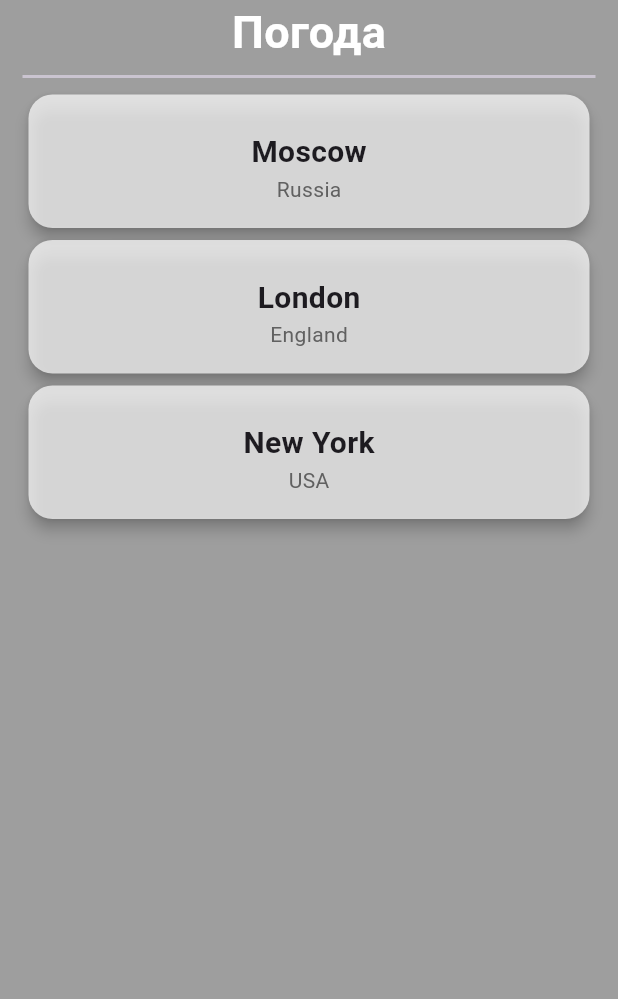
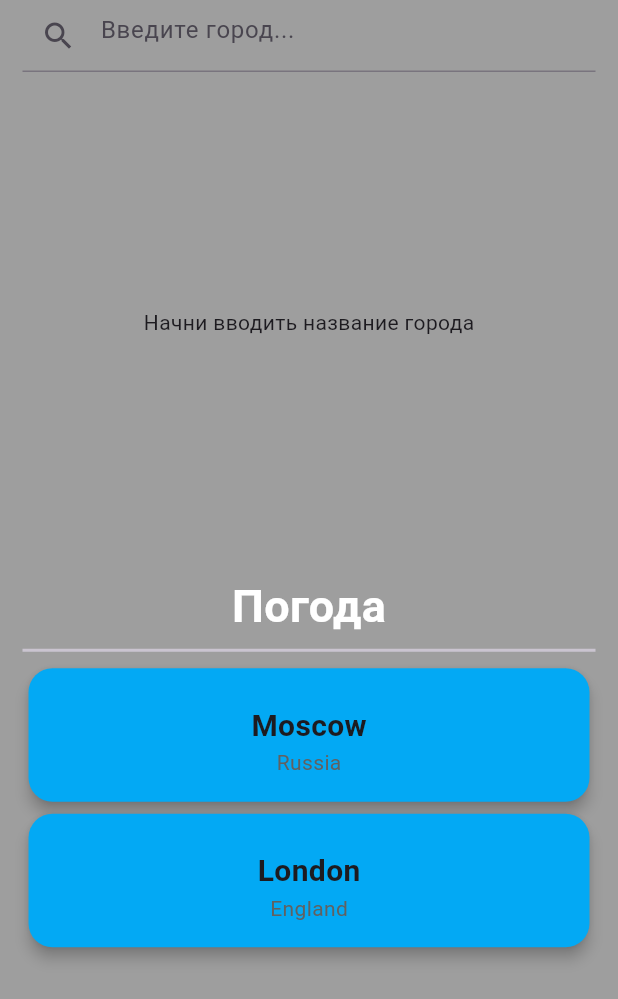
Before and after one commit to Heisenbq/weather, a Flutter app: the screen it shows after launch, on a phone screen of 412 x 824 dp. Shown: the top 999 px of the screen. Run offline on Flutter 3.47's test engine with Material 3 defaults, Android fonts, the phone set to English and light mode, and no system bars; our stand-ins replace bloc, dio, flutter_bloc, geocoding, geolocator.

Commit message:
add searching and adding of the city by the search

```diff
--- /dev/null
+++ b/lib/blocs/city_search_bloc/city_search_event.dart
@@ -0,0 +1,17 @@
+import 'package:test_flutter_app/model/city.dart';
+
+abstract class CitySearchEvent {}
+
+class CityTextChanged extends CitySearchEvent {
+  final String text;
+
+  CityTextChanged(this.text);
+}
+
+class AddCity extends CitySearchEvent {
+  final City city;
+
+  AddCity(this.city);
+}
+
+class GetCities extends CitySearchEvent {}
--- /dev/null
+++ b/lib/blocs/city_search_bloc/city_search_state.dart
@@ -0,0 +1,21 @@
+
+
+import '../../model/city.dart';
+
+abstract class CitySearchState {}
+
+class CitySearchInitial extends CitySearchState {}
+
+class CitySearchLoading extends CitySearchState {}
+
+class CitySearchLoaded extends CitySearchState {
+  final List<City> cities;
+
+  CitySearchLoaded(this.cities);
+}
+
+class CitySearchError extends CitySearchState {
+  final String message;
+
+  CitySearchError(this.message);
+}
--- a/lib/main.dart
+++ b/lib/main.dart
@@ -4,8 +4,10 @@ import 'package:test_flutter_app/api_actions/weather_api.dart';
 import 'package:test_flutter_app/blocs/current_weather_bloc/current_weather_bloc.dart';
 import 'package:test_flutter_app/blocs/hourly_forecast_bloc/hourly_forecast_bloc.dart';
 import 'package:test_flutter_app/pages/home_page.dart';
+import 'package:test_flutter_app/repository/city_repository.dart';
 import 'package:test_flutter_app/repository/weather_repository.dart';
 
+import 'blocs/city_search_bloc/city_search_bloc.dart';
 import 'blocs/daily_forecast_bloc/daily_forecast_bloc.dart';
 
 void main() {
@@ -31,11 +33,14 @@ class WeatherApp extends StatelessWidget {
           create:
               (context) => CurrentWeatherBloc(WeatherRepository(WeatherApi())),
         ),
+        BlocProvider(
+          create: (_) => CitySearchBloc(CityRepository(WeatherApi())),
+        ),
       ],
       child: MaterialApp(
         title: 'Weather App',
         theme: ThemeData(primarySwatch: Colors.blue),
-        home: HomePage(),
+        home: HomePage(cityRepository: CityRepository(WeatherApi())),
       ),
     );
   }
--- a/lib/model/city.dart
+++ b/lib/model/city.dart
@@ -3,11 +3,21 @@ import 'dart:ui';
 class City {
   final String name;
   final String country;
-  final String assetIcon;
+
 
   City({
     required this.name,
     required this.country,
-    required this.assetIcon,
   });
+
+
+  factory City.fromJson(Map<String, dynamic> json) {
+    return City(
+      name: json['name'] ?? '',
+      country: json['country'] ?? '',
+    );
+  }
+
+  @override
+  String toString() => '$name, $country';
 }
--- a/lib/pages/home_page.dart
+++ b/lib/pages/home_page.dart
@@ -1,13 +1,27 @@
 import 'package:flutter/material.dart';
 import 'package:test_flutter_app/pages/weather_page.dart';
 import 'package:test_flutter_app/repository/city_repository.dart';
+import 'package:test_flutter_app/widgets/city_search_widget.dart';
 
 import '../model/city.dart';
 
-class HomePage extends StatelessWidget {
-  List<City> cities = CityRepository().getAddedCities();
+class HomePage extends StatefulWidget {
+
+  final CityRepository cityRepository;
+
+  const HomePage({super.key, required this.cityRepository});
+
+  @override
+  State<HomePage> createState() => _HomePageState();
+}
+
+class _HomePageState extends State<HomePage> {
+
+
   @override
   Widget build(BuildContext context) {
+    List<City> cities = widget.cityRepository.cities;
+    print(cities);
     return Scaffold(
       backgroundColor: Colors.black38,
       body: SafeArea(
@@ -15,6 +29,15 @@ class HomePage extends StatelessWidget {
           padding: EdgeInsets.symmetric(horizontal: 15),
           child: Column(
             children: [
+
+              Expanded(
+                child: CitySearchWidget(onCitySelected: (city) {
+                  widget.cityRepository.addCity(city);
+                  setState(() {
+                  });
+                },),
+              ),
+              // CitySearchWidget(),
               Row(
                 children: [
                   Expanded(
@@ -54,7 +77,6 @@ class HomePage extends StatelessWidget {
       ),
     );
   }
-
 }
 
 
@@ -71,7 +93,7 @@ class _CityCard extends StatelessWidget {
       shape: RoundedRectangleBorder(
         borderRadius: BorderRadius.circular(16),
       ),
-      color: Colors.white70,
+      color: Colors.lightBlue,
       child: InkWell(
         borderRadius: BorderRadius.circular(16),
         onTap: onTap,
--- a/lib/repository/city_repository.dart
+++ b/lib/repository/city_repository.dart
@@ -1,11 +1,26 @@
-import 'package:test_flutter_app/model/city.dart';
+import 'package:dio/dio.dart';
+import 'package:test_flutter_app/api_actions/weather_api.dart';
+import '../model/city.dart';
 
 class CityRepository {
+  final WeatherApi weatherApi;
+
+  List<City> cities = [
+    City(name: "Moscow", country: "Russia"),
+    City(name: "London", country: "England"),
+  ];
+
+  CityRepository(this.weatherApi);
+
+  Future<List<City>> searchCities(String query) async {
+    return await weatherApi.searchCities(query);
+  }
+
   List<City> getAddedCities() {
-    return [
-      City(name: "Moscow", country: "Russia", assetIcon: "10d"),
-      City(name: "London", country: "England", assetIcon: "11d"),
-      City(name: "New York", country: "USA", assetIcon: "12d"),
-    ];
+    return cities;
+  }
+
+  void addCity(City city) {
+    cities.add(city);
   }
 }
--- /dev/null
+++ b/lib/widgets/city_search_widget.dart
@@ -0,0 +1,57 @@
+import 'package:flutter/material.dart';
+import 'package:flutter_bloc/flutter_bloc.dart';
+
+import '../blocs/city_search_bloc/city_search_bloc.dart';
+import '../blocs/city_search_bloc/city_search_event.dart';
+import '../blocs/city_search_bloc/city_search_state.dart';
+import '../model/city.dart';
+
+
+class CitySearchWidget extends StatelessWidget {
+  final void Function(City city)? onCitySelected;
+
+  const CitySearchWidget({super.key, this.onCitySelected});
+
+  @override
+  Widget build(BuildContext context) {
+    return Column(
+      children: [
+        TextField(
+          decoration: const InputDecoration(
+            hintText: 'Введите город...',
+            prefixIcon: Icon(Icons.search),
+          ),
+          onChanged: (text) {
+            context.read<CitySearchBloc>().add(CityTextChanged(text));
+          },
+        ),
+        Expanded(
+          child: BlocBuilder<CitySearchBloc, CitySearchState>(
+            builder: (context, state) {
+              if (state is CitySearchInitial) {
+                return const Center(child: Text('Начни вводить название города'));
+              } else if (state is CitySearchLoading) {
+                return const Center(child: CircularProgressIndicator());
+              } else if (state is CitySearchLoaded) {
+                return ListView.builder(
+                  itemCount: state.cities.length,
+                  itemBuilder: (context, index) {
+                    final city = state.cities[index];
+                    return ListTile(
+                      title: Text('${city.name}, ${city.country}'),
+                      onTap: () => onCitySelected?.call(city),
+                    );
+                  },
+                );
+              } else if (state is CitySearchError) {
+                return Center(child: Text(state.message));
+              } else {
+                return const SizedBox.shrink();
+              }
+            },
+          ),
+        )
+      ],
+    );
+  }
+}
```
Also changed, not shown: lib/api_actions/weather_api.dart (+17 -0 lines), lib/blocs/city_search_bloc/city_search_bloc.dart (added, +32 -0 lines), lib/pages/weather_page.dart (+23 -6 lines).
